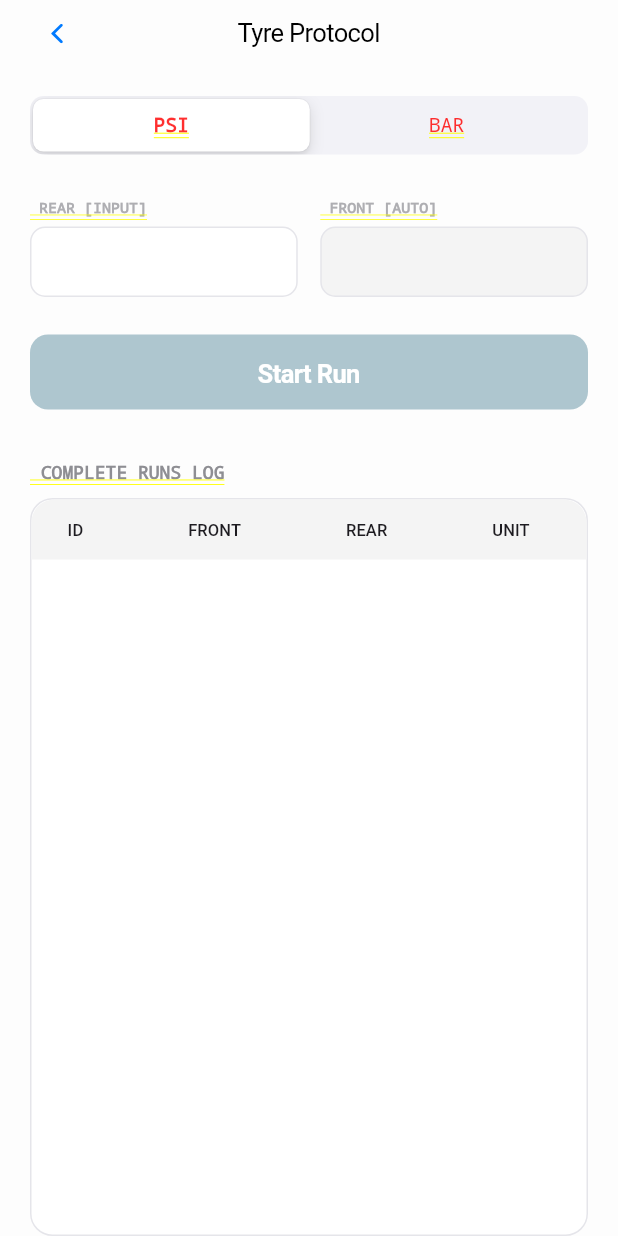
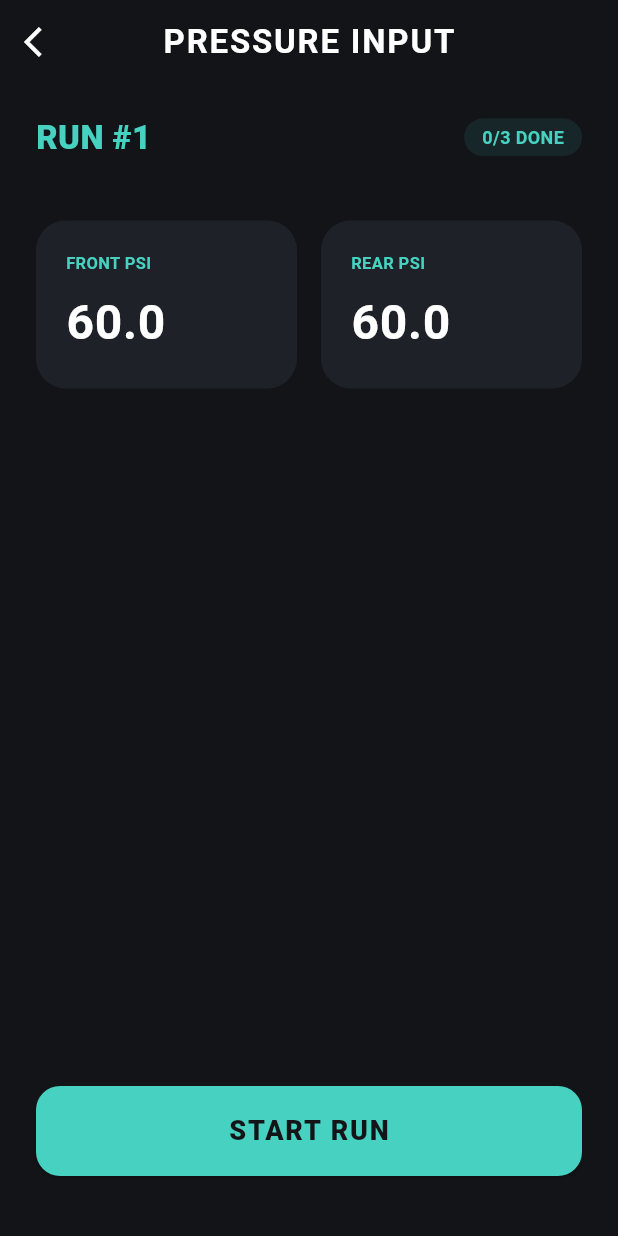
Before and after one commit to abramovychmax-cpu/under-preassure-tyre, a Flutter app: the PressureInputPage screen opened directly, on a phone screen of 412 x 824 dp. Run offline on Flutter 3.47's test engine with Material 3 defaults, Android fonts, the phone set to English and light mode, and no system bars; our stand-ins replace flutter_blue_plus, geolocator, sensors_plus, shared_preferences; accounts and stored records are empty.

```diff
--- a/lib/main.dart
+++ b/lib/main.dart
@@ -1,21 +1,32 @@
 import 'package:flutter/material.dart';
-import 'sensor_setup_page.dart';
+import 'sensor_service.dart';
+import 'pressure_input_page.dart';
+import 'recording_page.dart';
+import 'sensor_setup_page.dart'; // <--- ADD THIS IMPORT
 
-void main() {
+void main() async {
   WidgetsFlutterBinding.ensureInitialized();
-  runApp(const TireLabApp());
+
+  final sensorService = SensorService();
+  await sensorService.loadSavedSensors();
+
+  runApp(const MyApp());
 }
 
-class TireLabApp extends StatelessWidget {
-  const TireLabApp({super.key});
+class MyApp extends StatelessWidget {
+  const MyApp({super.key});
 
   @override
   Widget build(BuildContext context) {
     return MaterialApp(
-      title: 'Tire Lab',
+      title: 'Tyre Pressure App',
       debugShowCheckedModeBanner: false,
-      theme: ThemeData(primarySwatch: Colors.blue, useMaterial3: true),
-      home: const SensorSetupPage(),
+      theme: ThemeData(
+        brightness: Brightness.dark, // Changed to Dark to match your Setup/Input pages
+        useMaterial3: true,
+      ),
+      // CHANGE THIS LINE BELOW:
+      home: const SensorSetupPage(), // <--- Starts the flow correctly
     );
   }
 }
--- a/lib/pressure_input_page.dart
+++ b/lib/pressure_input_page.dart
@@ -1,14 +1,5 @@
-import 'package:flutter/cupertino.dart';
 import 'package:flutter/material.dart';
-
-class PressureRun {
-  final int id;
-  final double front;
-  final double rear;
-  final String unit;
-
-  PressureRun(this.id, this.front, this.rear, this.unit);
-}
+import 'recording_page.dart'; // <--- IF THIS IS MISSING, YOU GET THE UNDEFINED_METHOD ERROR
 
 class PressureInputPage extends StatefulWidget {
   const PressureInputPage({super.key});
@@ -18,199 +9,142 @@ class PressureInputPage extends StatefulWidget {
 }
 
 class _PressureInputPageState extends State<PressureInputPage> {
-  final TextEditingController _frontController = TextEditingController();
-  final TextEditingController _rearController = TextEditingController();
-  final List<PressureRun> _completedRuns = [];
-  int _selectedUnitIndex = 0;
+  // Controllers for PSI input
+  final TextEditingController _frontController = TextEditingController(text: "60.0");
+  final TextEditingController _rearController = TextEditingController(text: "60.0");
 
-  // Pastel Color Palette
-  static const Color pastelBlue = Color(0xFFAEC6CF);
-  static const Color pastelGreen = Color(0xFF77DD77);
-  static const Color pastelBackground = Color(0xFFFDFDFD);
-  static const Color pastelInputGrey = Color(0xFFF4F4F4);
+  int completedRuns = 0;
+
+  // Gemini Dark Palette
+  static const Color bgDark = Color(0xFF121418);
+  static const Color cardGrey = Color(0xFF1E2228);
+  static const Color geminiTeal = Color(0xFF47D1C1);
 
   @override
-  void initState() {
-    super.initState();
-    _rearController.addListener(_updateFrontPressure);
-  }
-
-  void _updateFrontPressure() {
-    final double? rearValue = double.tryParse(_rearController.text);
-    if (rearValue != null) {
-      // 51/49 Weight Distribution Ratio
-      double calculatedFront = (rearValue / 51) * 49;
-      _frontController.text = calculatedFront.toStringAsFixed(_selectedUnitIndex == 0 ? 1 : 2);
-    } else {
-      _frontController.clear();
-    }
-  }
-
-  void _startRun() {
-    final double? front = double.tryParse(_frontController.text);
-    final double? rear = double.tryParse(_rearController.text);
-
-    if (front != null && rear != null) {
-      setState(() {
-        _completedRuns.add(PressureRun(
-          _completedRuns.length + 1,
-          front,
-          rear,
-          _selectedUnitIndex == 0 ? "PSI" : "Bar"
-        ));
-      });
-      _rearController.clear();
-      _frontController.clear();
-      FocusScope.of(context).unfocus();
-    }
+  void dispose() {
+    _frontController.dispose();
+    _rearController.dispose();
+    super.dispose();
   }
 
   @override
   Widget build(BuildContext context) {
-    return CupertinoPageScaffold(
-      backgroundColor: pastelBackground,
-      navigationBar: CupertinoNavigationBar(
-        // FIXED: Explicit iOS Back Arrow
-        leading: CupertinoButton(
-          padding: EdgeInsets.zero,
-          child: const Icon(CupertinoIcons.back, color: CupertinoColors.activeBlue),
-          onPressed: () => Navigator.of(context).pop(),
+    return Scaffold(
+      backgroundColor: bgDark,
+      appBar: AppBar(
+        backgroundColor: bgDark,
+        elevation: 0,
+        leading: IconButton(
+          icon: const Icon(Icons.arrow_back_ios, color: Colors.white),
+          onPressed: () => Navigator.pop(context),
         ),
-        middle: const Text("Tyre Protocol", style: TextStyle(fontWeight: FontWeight.w400)),
-        backgroundColor: pastelBackground.withOpacity(0.9),
-        border: const Border(bottom: BorderSide(color: CupertinoColors.separator, width: 0.5)),
+        title: const Text("PRESSURE INPUT",
+          style: TextStyle(color: Colors.white, fontWeight: FontWeight.bold, letterSpacing: 1.2)),
+        centerTitle: true,
       ),
-      child: SafeArea(
-        child: Padding(
-          padding: const EdgeInsets.symmetric(horizontal: 20.0),
+      body: Padding(
+        padding: const EdgeInsets.symmetric(horizontal: 24.0),
         child: Column(
           crossAxisAlignment: CrossAxisAlignment.start,
           children: [
             const SizedBox(height: 20),
-
-              // UNIT SELECTOR
+            Row(
+              mainAxisAlignment: MainAxisAlignment.spaceBetween,
+              children: [
+                Text("RUN #${completedRuns + 1}",
+                  style: const TextStyle(color: geminiTeal, fontWeight: FontWeight.w800, fontSize: 22)),
+                Container(
+                  padding: const EdgeInsets.symmetric(horizontal: 12, vertical: 4),
+                  decoration: BoxDecoration(
+                    color: geminiTeal.withOpacity(0.1),
+                    borderRadius: BorderRadius.circular(20),
+                  ),
+                  child: Text("$completedRuns/3 DONE",
+                    style: const TextStyle(color: geminiTeal, fontSize: 12, fontWeight: FontWeight.bold)),
+                ),
+              ],
+            ),
+            const SizedBox(height: 40),
+            Row(
+              children: [
+                Expanded(child: _buildPressureField("FRONT PSI", _frontController)),
+                const SizedBox(width: 16),
+                Expanded(child: _buildPressureField("REAR PSI", _rearController)),
+              ],
+            ),
+            const Spacer(),
             SizedBox(
               width: double.infinity,
-                child: CupertinoSlidingSegmentedControl<int>(
-                  groupValue: _selectedUnitIndex,
-                  thumbColor: Colors.white,
-                  backgroundColor: CupertinoColors.systemGrey6,
-                  children: const {
-                    0: Padding(padding: EdgeInsets.symmetric(vertical: 10), child: Text("PSI")),
-                    1: Padding(padding: EdgeInsets.symmetric(vertical: 10), child: Text("BAR")),
-                  },
-                  onValueChanged: (v) => setState(() {
-                    _selectedUnitIndex = v!;
-                    _rearController.clear();
-                  }),
+              height: 60,
+              child: ElevatedButton(
+                style: ElevatedButton.styleFrom(
+                  backgroundColor: geminiTeal,
+                  foregroundColor: bgDark,
+                  shape: RoundedRectangleBorder(borderRadius: BorderRadius.circular(16)),
+                ),
+                onPressed: () async {
+                  // This is line 86/87 where your error was
+                  final result = await Navigator.push(
+                    context,
+                    MaterialPageRoute(
+                      builder: (context) => RecordingPage(
+                        frontPressure: double.tryParse(_frontController.text) ?? 0.0,
+                        rearPressure: double.tryParse(_rearController.text) ?? 0.0,
                       ),
                     ),
-              const SizedBox(height: 30),
+                  );
 
-              // INPUT SECTION
-              Row(
-                children: [
-                  _buildPastelInput(_rearController, "REAR [INPUT]", true),
-                  const SizedBox(width: 15),
-                  _buildPastelInput(_frontController, "FRONT [AUTO]", false),
-                ],
+                  if (result == true) {
+                    setState(() => completedRuns++);
+                  }
+                },
+                child: const Text("START RUN",
+                  style: TextStyle(fontSize: 18, fontWeight: FontWeight.w800, letterSpacing: 1.2)),
               ),
-              const SizedBox(height: 25),
-
-              // ACTION BUTTON (Pastel Blue)
+            ),
+            if (completedRuns >= 3) ...[
+              const SizedBox(height: 16),
               SizedBox(
                 width: double.infinity,
-                height: 50,
-                child: CupertinoButton(
-                  color: pastelBlue,
-                  borderRadius: BorderRadius.circular(12),
-                  onPressed: _startRun,
-                  child: const Text("Start Run", style: TextStyle(color: Colors.white, fontWeight: FontWeight.w600)),
+                height: 60,
+                child: OutlinedButton(
+                  style: OutlinedButton.styleFrom(
+                    side: const BorderSide(color: geminiTeal, width: 2),
+                    shape: RoundedRectangleBorder(borderRadius: BorderRadius.circular(16)),
                   ),
-              ),
-
-              const SizedBox(height: 35),
-
-              // DATA LOG
-              const Text(" COMPLETE RUNS LOG",
-                style: TextStyle(fontSize: 12, fontWeight: FontWeight.bold, color: CupertinoColors.systemGrey)),
-              const SizedBox(height: 10),
-
-              Expanded(
-                child: Container(
-                  width: double.infinity,
-                  decoration: BoxDecoration(
-                    color: Colors.white,
-                    borderRadius: BorderRadius.circular(15),
-                    border: Border.all(color: CupertinoColors.systemGrey5),
-                  ),
-                  child: ClipRRect(
-                    borderRadius: BorderRadius.circular(15),
-                    child: Material(
-                      color: Colors.transparent,
-                      child: SingleChildScrollView(
-                        child: DataTable(
-                          headingRowHeight: 40,
-                          headingRowColor: MaterialStateProperty.all(pastelInputGrey),
-                          columns: const [
-                            DataColumn(label: Text('ID', style: TextStyle(fontSize: 11))),
-                            DataColumn(label: Text('FRONT', style: TextStyle(fontSize: 11))),
-                            DataColumn(label: Text('REAR', style: TextStyle(fontSize: 11))),
-                            DataColumn(label: Text('UNIT', style: TextStyle(fontSize: 11))),
-                          ],
-                          rows: _completedRuns.map((run) => DataRow(cells: [
-                            DataCell(Text('#${run.id}')),
-                            DataCell(Text(run.front.toString(), style: const TextStyle(color: pastelBlue, fontWeight: FontWeight.bold))),
-                            DataCell(Text(run.rear.toString())),
-                            DataCell(Text(run.unit, style: const TextStyle(fontSize: 10))),
-                          ])).toList(),
-                        ),
-                      ),
-                    ),
-                  ),
-                ),
-              ),
-
-              // FINISH ACTION (Pastel Green)
-              if (_completedRuns.length >= 3)
-                Padding(
-                  padding: const EdgeInsets.symmetric(vertical: 20),
-                  child: SizedBox(
-                    width: double.infinity,
-                    height: 60,
-                    child: CupertinoButton(
-                      color: pastelGreen,
-                      borderRadius: BorderRadius.circular(15),
-                      onPressed: () {},
-                      child: const Text("Finish and Calculate", style: TextStyle(color: Colors.white, fontWeight: FontWeight.bold)),
-                    ),
+                  onPressed: () => print("Calculating..."),
+                  child: const Text("FINISH AND CALCULATE",
+                    style: TextStyle(color: geminiTeal, fontSize: 16, fontWeight: FontWeight.bold)),
                 ),
               ),
             ],
-          ),
+            const SizedBox(height: 40),
+          ],
         ),
       ),
     );
   }
 
-  Widget _buildPastelInput(TextEditingController controller, String label, bool enabled) {
-    return Expanded(
+  Widget _buildPressureField(String label, TextEditingController controller) {
+    return Container(
+      padding: const EdgeInsets.all(20),
+      decoration: BoxDecoration(
+        color: cardGrey,
+        borderRadius: BorderRadius.circular(20),
+      ),
       child: Column(
         crossAxisAlignment: CrossAxisAlignment.start,
         children: [
-          Text(" $label", style: const TextStyle(fontSize: 10, fontWeight: FontWeight.bold, color: CupertinoColors.systemGrey2)),
-          const SizedBox(height: 6),
-          CupertinoTextField(
+          Text(label, style: const TextStyle(color: geminiTeal, fontSize: 11, fontWeight: FontWeight.bold)),
+          const SizedBox(height: 8),
+          TextField(
             controller: controller,
-            enabled: enabled,
             keyboardType: const TextInputType.numberWithOptions(decimal: true),
-            textAlign: TextAlign.center,
-            style: TextStyle(fontSize: 18, color: enabled ? CupertinoColors.label : CupertinoColors.systemGrey),
-            padding: const EdgeInsets.symmetric(vertical: 12),
-            decoration: BoxDecoration(
-              color: enabled ? Colors.white : pastelInputGrey,
-              border: Border.all(color: CupertinoColors.systemGrey5),
-              borderRadius: BorderRadius.circular(10),
+            style: const TextStyle(color: Colors.white, fontSize: 32, fontWeight: FontWeight.bold),
+            decoration: const InputDecoration(
+              border: InputBorder.none,
+              isDense: true,
+              contentPadding: EdgeInsets.zero,
             ),
           ),
         ],
--- a/pubspec.yaml
+++ b/pubspec.yaml
@@ -37,6 +37,7 @@ dependencies:
   permission_handler: ^11.3.1 # For handling permissions
   geolocator: ^10.1.0 # For GPS location
   wakelock_plus: ^1.4.0
+  shared_preferences: ^2.5.4
 cupertino_icons: ^1.0.2
 wakelock_plus: ^1.2.8
 # DO NOT paste under dev_dependencies!
```
Also changed, not shown: lib/recording_page.dart (added, +141 -0 lines), lib/sensor_service.dart (added, +203 -0 lines), lib/sensor_setup_page.dart (+44 -13 lines), pubspec.lock, 1 other file. Lines whose indentation alone changed are shown as unchanged.
